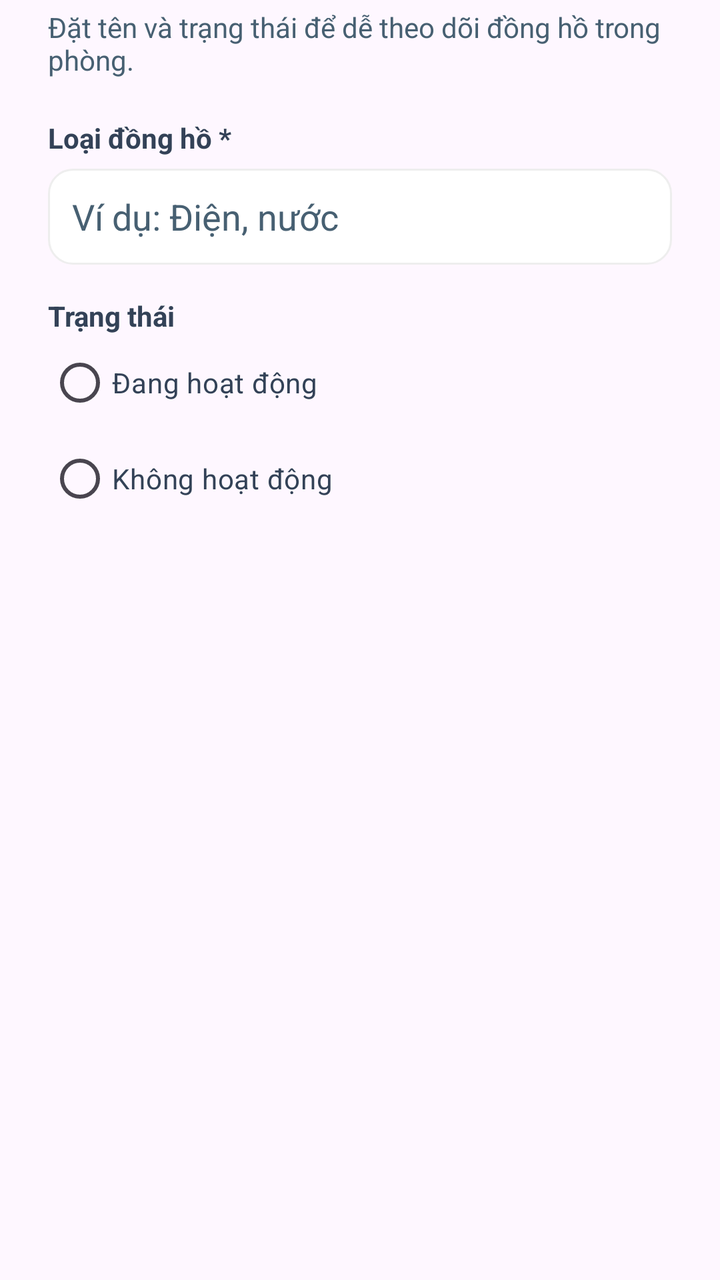
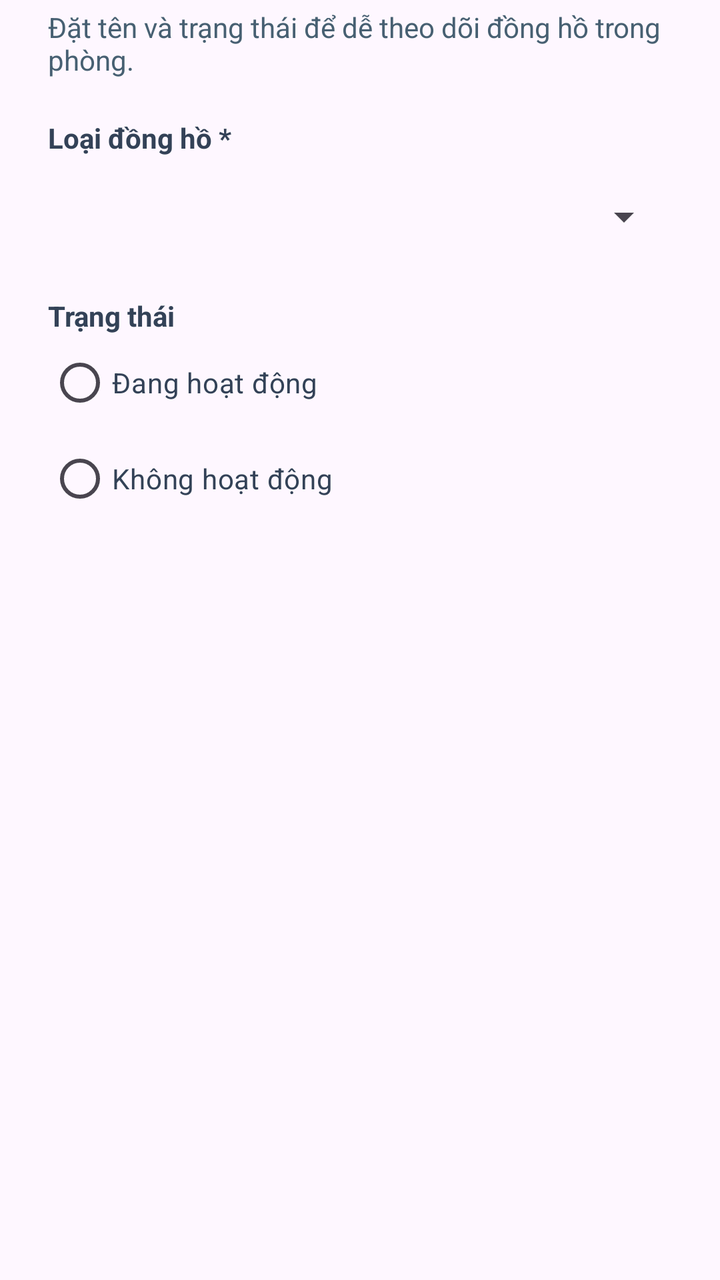

Two renders of the same Android screen: before a commit and after it. Below are the layout's source before the change and the commit's diff.
<!-- AndroidManifest.xml: application theme Theme.Rentaly_Management -->
<!-- res/layout/dialog_create_meter.xml -->
<?xml version="1.0" encoding="utf-8"?>
<ScrollView xmlns:android="http://schemas.android.com/apk/res/android" android:layout_width="match_parent" android:layout_height="wrap_content" android:fillViewport="true"><LinearLayout android:layout_width="match_parent" android:layout_height="wrap_content" android:orientation="vertical" android:paddingStart="24dp" android:paddingTop="4dp" android:paddingEnd="24dp" android:paddingBottom="8dp">
    <TextView android:layout_width="match_parent" android:layout_height="wrap_content" android:text="Đặt tên và trạng thái để dễ theo dõi đồng hồ trong phòng." android:textColor="@color/secondary" android:textSize="14sp" />
    <TextView android:layout_width="match_parent" android:layout_height="wrap_content" android:layout_marginTop="20dp" android:text="Loại đồng hồ *" android:textColor="@color/dark_navy" android:textSize="14sp" android:textStyle="bold" />
    <EditText android:id="@+id/meter_form_type" android:layout_width="match_parent" android:layout_height="wrap_content" android:layout_marginTop="6dp" android:background="@drawable/user_detail_card" android:hint="Ví dụ: Điện, nước" android:minHeight="48dp" android:paddingStart="12dp" android:paddingEnd="12dp" android:singleLine="true" android:textColor="@color/dark_navy" android:textColorHint="@color/secondary" />
    <TextView android:layout_width="match_parent" android:layout_height="wrap_content" android:layout_marginTop="16dp" android:text="Trạng thái" android:textColor="@color/dark_navy" android:textSize="14sp" android:textStyle="bold" />
    <RadioGroup android:id="@+id/meter_form_status" android:layout_width="match_parent" android:layout_height="wrap_content" android:orientation="vertical">
        <RadioButton android:id="@+id/meter_form_available" android:layout_width="match_parent" android:layout_height="48dp" android:text="Đang hoạt động" android:textColor="@color/dark_navy" />
        <RadioButton android:id="@+id/meter_form_unavailable" android:layout_width="match_parent" android:layout_height="48dp" android:text="Không hoạt động" android:textColor="@color/dark_navy" />
    </RadioGroup>
</LinearLayout></ScrollView>
<!-- resources referenced by this layout -->
<resources>
  <color name="dark_navy">#334257</color>
  <color name="secondary">#476072</color>
  <!-- drawable user_detail_card (drawable) -->
  <?xml version="1.0" encoding="utf-8"?>
  <shape xmlns:android="http://schemas.android.com/apk/res/android" android:shape="rectangle">
      <solid android:color="@color/white" />
      <corners android:radius="12dp" />
      <stroke android:width="1dp" android:color="@color/background" />
  </shape>
  <style name="Theme.Rentaly_Management" parent="Base.Theme.Rentaly_Management" />
  <color name="white">#FFFFFFFF</color>
  <color name="background">#EEEEEE</color>
  <style name="Base.Theme.Rentaly_Management" parent="Theme.Material3.DayNight.NoActionBar">
          
          
      </style>
</resources>

<!-- the commit's change to res/layout/dialog_create_meter.xml (unified diff, before → after) -->
@@ -2,7 +2,7 @@
 <ScrollView xmlns:android="http://schemas.android.com/apk/res/android" android:layout_width="match_parent" android:layout_height="wrap_content" android:fillViewport="true"><LinearLayout android:layout_width="match_parent" android:layout_height="wrap_content" android:orientation="vertical" android:paddingStart="24dp" android:paddingTop="4dp" android:paddingEnd="24dp" android:paddingBottom="8dp">
     <TextView android:layout_width="match_parent" android:layout_height="wrap_content" android:text="Đặt tên và trạng thái để dễ theo dõi đồng hồ trong phòng." android:textColor="@color/secondary" android:textSize="14sp" />
     <TextView android:layout_width="match_parent" android:layout_height="wrap_content" android:layout_marginTop="20dp" android:text="Loại đồng hồ *" android:textColor="@color/dark_navy" android:textSize="14sp" android:textStyle="bold" />
-    <EditText android:id="@+id/meter_form_type" android:layout_width="match_parent" android:layout_height="wrap_content" android:layout_marginTop="6dp" android:background="@drawable/user_detail_card" android:hint="Ví dụ: Điện, nước" android:minHeight="48dp" android:paddingStart="12dp" android:paddingEnd="12dp" android:singleLine="true" android:textColor="@color/dark_navy" android:textColorHint="@color/secondary" />
+    <Spinner android:id="@+id/meter_form_type" android:layout_width="match_parent" android:layout_height="48dp" android:layout_marginTop="6dp" />
     <TextView android:layout_width="match_parent" android:layout_height="wrap_content" android:layout_marginTop="16dp" android:text="Trạng thái" android:textColor="@color/dark_navy" android:textSize="14sp" android:textStyle="bold" />
     <RadioGroup android:id="@+id/meter_form_status" android:layout_width="match_parent" android:layout_height="wrap_content" android:orientation="vertical">
         <RadioButton android:id="@+id/meter_form_available" android:layout_width="match_parent" android:layout_height="48dp" android:text="Đang hoạt động" android:textColor="@color/dark_navy" />
<!-- resource entries referenced after the edit -->
@@ -2,16 +2,7 @@
 <resources>
   <color name="dark_navy">#334257</color>
   <color name="secondary">#476072</color>
-  <!-- drawable user_detail_card (drawable) -->
-  <?xml version="1.0" encoding="utf-8"?>
-  <shape xmlns:android="http://schemas.android.com/apk/res/android" android:shape="rectangle">
-      <solid android:color="@color/white" />
-      <corners android:radius="12dp" />
-      <stroke android:width="1dp" android:color="@color/background" />
-  </shape>
   <style name="Theme.Rentaly_Management" parent="Base.Theme.Rentaly_Management" />
-  <color name="white">#FFFFFFFF</color>
-  <color name="background">#EEEEEE</color>
   <style name="Base.Theme.Rentaly_Management" parent="Theme.Material3.DayNight.NoActionBar">
           
           
